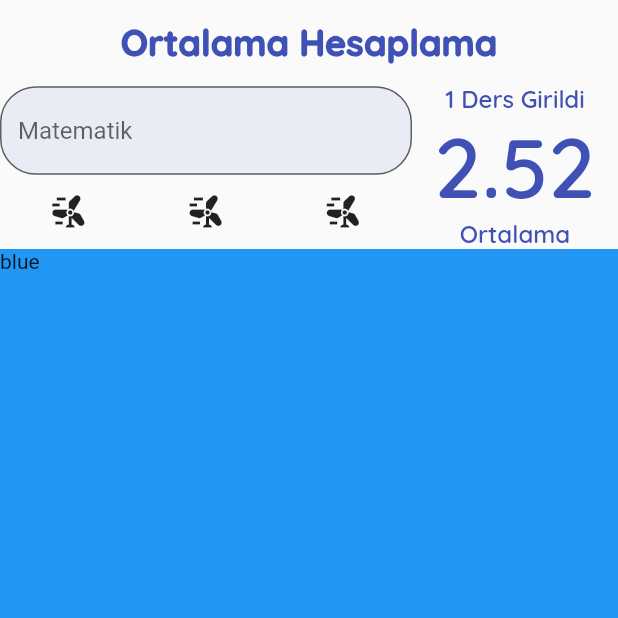
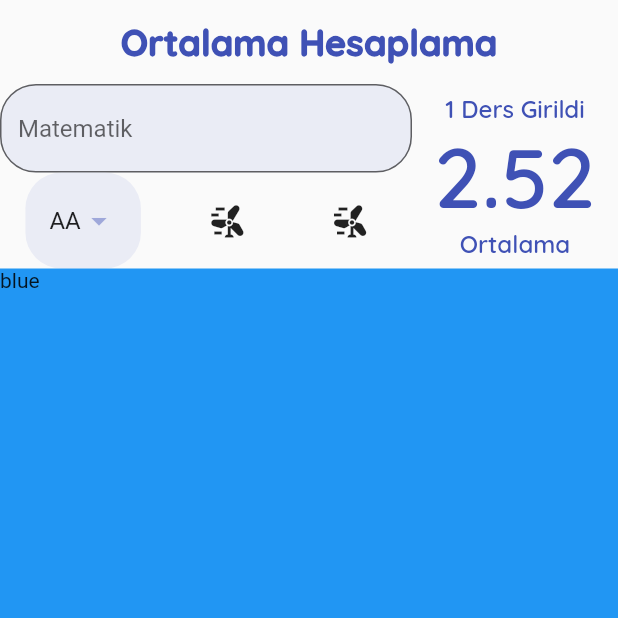
Before and after one commit to nemet92/Dinamik_Ortalama_Hesablama, a Flutter app: the screen it shows after launch, on a phone screen of 412 x 824 dp, the top half of it. Run offline on Flutter 3.47's test engine with Material 2 defaults, Android fonts, the phone set to English and light mode, and no system bars; our stand-ins replace google_fonts.

Commit message:
data_helper

```diff
--- a/dinamik_ortalama_hesablama/lib/constants/app_constants.dart
+++ b/dinamik_ortalama_hesablama/lib/constants/app_constants.dart
@@ -15,4 +15,7 @@ class Sabitler {
 
   static final TextStyle ortalamaSayisiStyle = GoogleFonts.quicksand(
       fontSize: 56, fontWeight: FontWeight.w600, color: anaRenk);
+
+  static const EdgeInsets dropDownPadding =
+      EdgeInsets.symmetric(horizontal: 16, vertical: 8);
 }
--- /dev/null
+++ b/dinamik_ortalama_hesablama/lib/helper/data_helper.dart
@@ -0,0 +1,44 @@
+import 'package:flutter/material.dart';
+
+class DataHelper {
+  static List<String> _tumDerslerinHarifleri() {
+    return ["AA", "BA", "BB", "CB", "CC", "DC", "DD", "FD", "FF"];
+  }
+
+  static double _harifiNotaCevir(String harf) {
+    switch (harf) {
+      case "AA":
+        return 4;
+      case "BA":
+        return 3.5;
+      case "BB":
+        return 3.0;
+
+      case "CB":
+        return 6;
+      case "CC":
+        return 3.7;
+      case "DC":
+        return 8.5;
+      case "DD":
+        return 7.0;
+
+      case "FD":
+        return 6;
+
+      case "F":
+        return 5;
+      default:
+        return 1;
+    }
+  }
+
+  static List<DropdownMenuItem<double>> tumDerslerinHarfleri() {
+    return _tumDerslerinHarifleri()
+        .map((e) => DropdownMenuItem(
+              value: _harifiNotaCevir(e),
+              child: Text(e),
+            ))
+        .toList();
+  }
+}
--- a/dinamik_ortalama_hesablama/lib/ui/screens/ortalama_hesaplama_page.dart
+++ b/dinamik_ortalama_hesablama/lib/ui/screens/ortalama_hesaplama_page.dart
@@ -1,4 +1,5 @@
 import 'package:dinamik_ortalama_hesablama/constants/app_constants.dart';
+import 'package:dinamik_ortalama_hesablama/helper/data_helper.dart';
 import 'package:dinamik_ortalama_hesablama/ui/screens/ortalama_goster_page.dart';
 import 'package:flutter/material.dart';
 
@@ -11,6 +12,8 @@ class OrtalamaHesaplamaPage extends StatefulWidget {
 
 class _OrtalamaHesaplamaPageState extends State<OrtalamaHesaplamaPage> {
   GlobalKey<FormState> formKey = GlobalKey<FormState>();
+  double secilenDeger = 4;
+
   @override
   Widget build(BuildContext context) {
     return Scaffold(
@@ -59,7 +62,7 @@ class _OrtalamaHesaplamaPageState extends State<OrtalamaHesaplamaPage> {
           Row(
             mainAxisAlignment: MainAxisAlignment.spaceAround,
             children: [
-              IconButton(onPressed: () {}, icon: const Icon(Icons.wind_power)),
+              _buildHarfler(),
               IconButton(onPressed: () {}, icon: const Icon(Icons.wind_power)),
               IconButton(onPressed: () {}, icon: const Icon(Icons.wind_power)),
             ],
@@ -78,4 +81,23 @@ class _OrtalamaHesaplamaPageState extends State<OrtalamaHesaplamaPage> {
           fillColor: Sabitler.anaRenk.shade100.withOpacity(0.3)),
     );
   }
+
+  _buildHarfler() {
+    return Container(
+        padding: Sabitler.dropDownPadding,
+        decoration: BoxDecoration(
+            color: Sabitler.anaRenk.shade100.withOpacity(0.3),
+            borderRadius: Sabitler.borderRadius),
+        child: DropdownButton<double>(
+            elevation: 0,
+            iconEnabledColor: Sabitler.anaRenk.shade200,
+            underline: Container(),
+            onChanged: ((value) {
+              setState(() {
+                secilenDeger = value!;
+              });
+            }),
+            value: secilenDeger,
+            items: DataHelper.tumDerslerinHarfleri()));
+  }
 }
```
